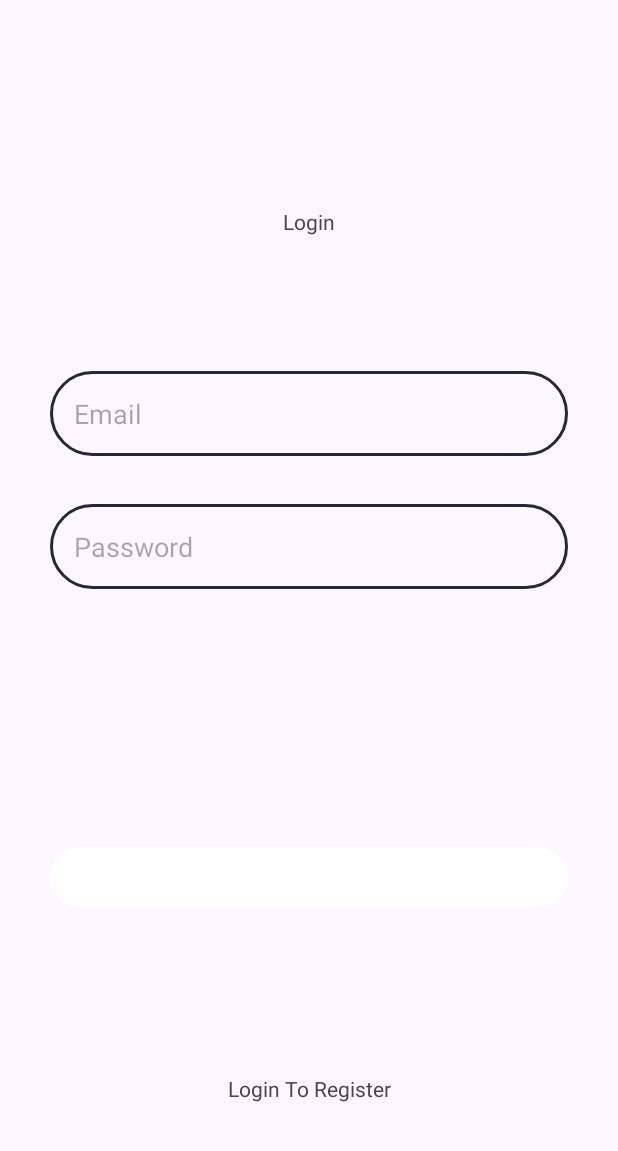
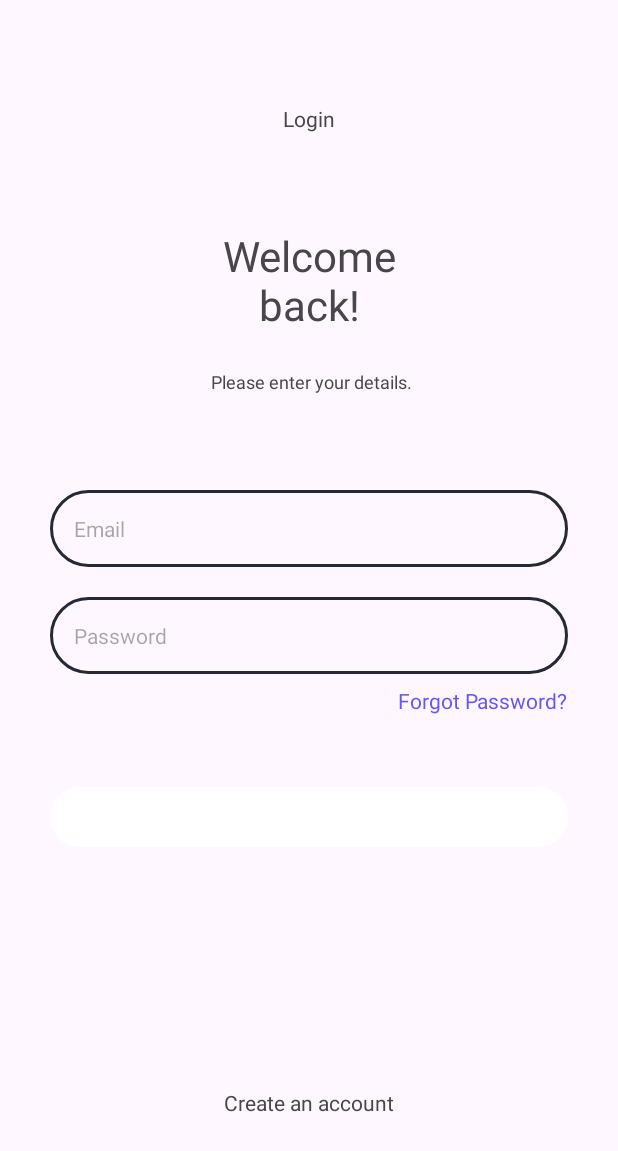
Before and after one commit to umutyener/movieApp, an Android app: the screen it shows after launch (MainActivity), after a tap on "SKIP", on a phone screen of 412 x 824 dp. Shown: the top 1151 px of the screen. Run offline under Robolectric (Android 15) with nearby library versions, the phone set to English and light mode, and no system bars.

Commit message:
The user interface of the Login and Registration screens has been improved. Email and password validation features have been added to the EditText fields.

```diff
--- a/app/src/main/java/com/example/movie/MainActivity.kt
+++ b/app/src/main/java/com/example/movie/MainActivity.kt
@@ -8,6 +8,6 @@ class MainActivity : AppCompatActivity() {
         super.onCreate(savedInstanceState)
         setContentView(R.layout.activity_main)
 
-        supportActionBar?.hide()
+      //  supportActionBar?.hide()
     }
 }
--- /dev/null
+++ b/app/src/main/java/com/example/movie/data/model/movieModel/MovieResponseModel.kt
@@ -0,0 +1,4 @@
+package com.example.movie.data.model.movieModel
+
+class MovieResponseModel {
+}
--- a/app/src/main/res/drawable/custom_edittext.xml
+++ b/app/src/main/res/drawable/custom_edittext.xml
@@ -1,5 +1,5 @@
 <selector xmlns:android="http://schemas.android.com/apk/res/android">
-    <!-- Odaklanmış durum -->
+    <!-- Focused state -->
     <item android:state_focused="true">
         <shape>
             <stroke
@@ -14,7 +14,7 @@
         </shape>
     </item>
 
-    <!-- Diğer durumlar (Odaklanmamış durum) -->
+    <!-- Other states (Unfocused state) -->
     <item>
         <shape>
             <stroke
--- a/app/src/main/res/drawable/selected_page_indicator.xml
+++ b/app/src/main/res/drawable/selected_page_indicator.xml
@@ -1,4 +1,4 @@
 <shape xmlns:android="http://schemas.android.com/apk/res/android">
-    <solid android:color="@color/colorPrimary" /> <!-- Kırmızı dolgu rengi -->
-    <size android:width="16dp" android:height="4dp" /> <!-- Genişlik ve yükseklik -->
+    <solid android:color="@color/colorPrimary" />
+    <size android:width="16dp" android:height="4dp" />
 </shape>
--- a/app/src/main/res/drawable/selector_page_indicator.xml
+++ b/app/src/main/res/drawable/selector_page_indicator.xml
@@ -1,5 +1,5 @@
 <?xml version="1.0" encoding="utf-8"?>
 <selector xmlns:android="http://schemas.android.com/apk/res/android">
-    <item android:state_selected="true" android:drawable="@drawable/selected_page_indicator" /> <!-- Seçilen durum için drawable olarak seçilen_page_indicator çizimi -->
-    <item android:drawable="@drawable/unselected_page_indicator" /> <!-- Seçilmemiş durum için drawable olarak seçilmeyen_page_indicator çizimi -->
+    <item android:state_selected="true" android:drawable="@drawable/selected_page_indicator" />
+    <item android:drawable="@drawable/unselected_page_indicator" />
 </selector>
--- a/app/src/main/res/drawable/unselected_page_indicator.xml
+++ b/app/src/main/res/drawable/unselected_page_indicator.xml
@@ -1,5 +1,5 @@
 <?xml version="1.0" encoding="utf-8"?>
 <shape xmlns:android="http://schemas.android.com/apk/res/android">
-    <solid android:color="#FF645666" /> <!-- Gri dolgu rengi -->
-    <size android:width="16dp" android:height="4dp" /> <!-- Genişlik ve yükseklik -->
+    <solid android:color="#FF645666" />
+    <size android:width="16dp" android:height="4dp" />
 </shape>
--- a/app/src/main/res/layout/fragment_login.xml
+++ b/app/src/main/res/layout/fragment_login.xml
@@ -7,68 +7,117 @@
     tools:context=".ui.auth.LoginFragment">
 
 
+    <com.google.android.material.appbar.MaterialToolbar
+        android:id="@+id/materialToolbarLoginPage"
+        android:layout_width="match_parent"
+        android:layout_height="wrap_content"
+        android:gravity="center"
+        android:minHeight="?attr/actionBarSize"
+        android:textAlignment="center"
+        app:flow_horizontalAlign="center"
+        app:layout_constraintEnd_toEndOf="parent"
+
+        app:layout_constraintStart_toStartOf="parent"
+        app:layout_constraintTop_toTopOf="parent"
+        app:title="Login"
+        app:titleCentered="true"
+        app:titleTextAppearance="@style/Toolbar.TitleText"
+        tools:ignore="MissingConstraints"
+        android:navigationIcon="@drawable/ic_back_arrow" />
+
+
     <TextView
-        android:id="@+id/textViewStaticLogin"
+        android:id="@+id/textViewWelcomeBack"
+        android:layout_width="124dp"
+        android:layout_height="wrap_content"
+        android:layout_marginTop="40dp"
+        android:text="Welcome back!"
+        android:textAlignment="center"
+        android:textSize="28sp"
+        app:layout_constraintEnd_toEndOf="parent"
+        app:layout_constraintHorizontal_bias="0.5"
+        app:layout_constraintStart_toStartOf="parent"
+        app:layout_constraintTop_toBottomOf="@+id/materialToolbarLoginPage" />
+
+    <TextView
+        android:id="@+id/textViewPleaseEnterYourDetails"
         android:layout_width="wrap_content"
         android:layout_height="wrap_content"
-        android:text="Login"
-        app:layout_constraintBottom_toTopOf="@+id/editTextTextEmailAddress"
+        android:layout_marginTop="24dp"
+        android:text=" Please enter your details."
+        android:textSize="12sp"
         app:layout_constraintEnd_toEndOf="parent"
+        app:layout_constraintHorizontal_bias="0.5"
         app:layout_constraintStart_toStartOf="parent"
-        app:layout_constraintTop_toTopOf="parent" />
+        app:layout_constraintTop_toBottomOf="@+id/textViewWelcomeBack" />
+
+    <EditText
+        android:id="@+id/editTextTextPassword"
+        android:layout_width="match_parent"
+        android:layout_height="wrap_content"
+        android:layout_marginStart="32dp"
+        android:layout_marginTop="20dp"
+        android:layout_marginEnd="32dp"
+        android:background="@drawable/custom_edittext"
+        android:ems="10"
+        android:hint="Password"
+        android:inputType="textPassword"
+        android:textSize="14sp"
+        app:layout_constraintEnd_toEndOf="parent"
+        app:layout_constraintHorizontal_bias="0.0"
+        app:layout_constraintStart_toStartOf="parent"
+        app:layout_constraintTop_toBottomOf="@+id/editTextTextEmailAddress" />
 
     <EditText
         android:id="@+id/editTextTextEmailAddress"
         android:layout_width="match_parent"
         android:layout_height="wrap_content"
         android:layout_marginStart="32dp"
-        android:layout_marginTop="200dp"
+        android:layout_marginTop="64dp"
         android:layout_marginEnd="32dp"
         android:background="@drawable/custom_edittext"
         android:ems="10"
         android:hint="Email"
         android:inputType="textEmailAddress"
+        android:textSize="14sp"
         app:layout_constraintEnd_toEndOf="parent"
+        app:layout_constraintHorizontal_bias="0.0"
         app:layout_constraintStart_toStartOf="parent"
-        app:layout_constraintTop_toTopOf="parent" />
+        app:layout_constraintTop_toBottomOf="@+id/textViewPleaseEnterYourDetails" />
 
-    <EditText
-        android:id="@+id/editTextTextPassword"
-        android:layout_width="match_parent"
+    <TextView
+        android:id="@+id/textViewForgotPassword"
+        android:layout_width="wrap_content"
         android:layout_height="wrap_content"
-        android:layout_marginStart="32dp"
-        android:layout_marginTop="32dp"
-        android:layout_marginEnd="32dp"
-        android:background="@drawable/custom_edittext"
-        android:ems="10"
-        android:hint="Password"
-        android:inputType="textPassword"
-        app:layout_constraintEnd_toEndOf="parent"
-        app:layout_constraintHorizontal_bias="0.5"
-        app:layout_constraintStart_toStartOf="parent"
-        app:layout_constraintTop_toBottomOf="@+id/editTextTextEmailAddress" />
+        android:layout_marginTop="8dp"
+        android:text="Forgot Password?"
+        android:textColor="@color/colorPrimary"
+        app:layout_constraintEnd_toEndOf="@+id/editTextTextPassword"
+        app:layout_constraintTop_toBottomOf="@+id/editTextTextPassword" />
 
     <Button
         android:id="@+id/buttonLogin"
         android:layout_width="match_parent"
         android:layout_height="wrap_content"
         android:layout_marginStart="32dp"
+        android:layout_marginTop="44dp"
         android:layout_marginEnd="32dp"
         android:text="Login"
         android:textColorLink="#B62525"
+        app:layout_constraintEnd_toEndOf="parent"
+        app:layout_constraintHorizontal_bias="0.0"
+        app:layout_constraintStart_toStartOf="parent"
+        app:layout_constraintTop_toBottomOf="@+id/textViewForgotPassword" />
+
+    <TextView
+        android:id="@+id/textViewCreateAnAccount"
+        android:layout_width="wrap_content"
+        android:layout_height="wrap_content"
+        android:layout_marginBottom="32dp"
+        android:text="Create an account"
         app:layout_constraintBottom_toBottomOf="parent"
         app:layout_constraintEnd_toEndOf="parent"
         app:layout_constraintHorizontal_bias="0.5"
-        app:layout_constraintStart_toStartOf="parent"
-        app:layout_constraintTop_toBottomOf="@+id/editTextTextPassword" />
+        app:layout_constraintStart_toStartOf="parent" />
 
-    <TextView
-        android:id="@+id/textViewLoginToRegister"
-        android:layout_width="wrap_content"
-        android:layout_height="wrap_content"
-        android:layout_marginBottom="41dp"
-        android:text="Login To Register"
-        app:layout_constraintBottom_toBottomOf="parent"
-        app:layout_constraintEnd_toEndOf="parent"
-        app:layout_constraintStart_toStartOf="parent" />
 </androidx.constraintlayout.widget.ConstraintLayout>
--- a/app/src/main/res/values-night/themes.xml
+++ b/app/src/main/res/values-night/themes.xml
@@ -1,19 +1,21 @@
 <resources xmlns:tools="http://schemas.android.com/tools">
     <!-- Base application theme. -->
     <style name="Base.Theme.Movie" parent="Theme.Material3.DayNight.NoActionBar">
-
         <item name="colorPrimary">@color/colorPrimary</item>
         <item name="colorPrimaryVariant">@color/selected_color</item>
         <item name="colorOnPrimary">@color/white</item>
-        <item name="android:colorButtonNormal">#8BC34A</item>
         <item name="android:windowBackground">@color/windowBackground</item>
         <item name="android:statusBarColor">@color/windowBackground</item>
+        <item name="android:toolbarStyle">@style/CustomToolbarStyle</item>
+    </style>
+
+    <style name="CustomToolbarStyle" parent="Widget.AppCompat.Toolbar">
+        <item name="android:background">@color/colorPrimaryVariant</item>
+    </style>
+
+    <style name="Toolbar.TitleText" parent="TextAppearance.Widget.AppCompat.Toolbar.Title">
+        <item name="android:textSize">16sp</item>
+    </style>
 
 
-
-
-
-
-
-    </style>
 </resources>
--- a/app/src/main/res/values/colors.xml
+++ b/app/src/main/res/values/colors.xml
@@ -7,9 +7,9 @@
     <color name="windowBackground">#1F1D2B</color>
     <color name="colorPrimaryVariant">#F44336</color>
     <color name="colorSecondary">#2196F3</color>
-    <color name="colorOnSurface">#FFFFFF</color>
+    <color name="colorOnSurface">#FFEB3B</color>
     <color name="onBoardingFabButtonColor">#6456FF</color>
     <color name="selected_color">#FF0000</color>
     <color name="unselected_color">#CCCCCC</color>
-
+    <color name="custom_toolbar_color">#AF1919</color>
 </resources>
```
Also changed, not shown: app/src/main/java/com/example/movie/data/model/LoginResponse.kt (deleted, +0 -7 lines), app/src/main/java/com/example/movie/data/model/RegisterResponse.kt (deleted, +0 -7 lines), app/src/main/java/com/example/movie/data/model/authModel/LoginResponseModel.kt (added, +7 -0 lines), app/src/main/java/com/example/movie/data/model/authModel/RegisterResponseModel.kt (added, +7 -0 lines), app/src/main/java/com/example/movie/data/network/AuthApi.kt (+4 -4 lines), app/src/main/java/com/example/movie/ui/auth/LoginFragment.kt (+30 -12 lines), app/src/main/java/com/example/movie/ui/auth/RegisterFragment.kt (+4 -4 lines), app/src/main/java/com/example/movie/ui/onboarding/onboardingScreens/FirstScreenFragment.kt (+2 -14 lines), app/src/main/java/com/example/movie/utils/UtilFunction.kt (added, +27 -0 lines), app/src/main/res/layout/fragment_register.xml (+10 -0 lines), app/src/main/res/values/themes.xml (+1 -7 lines).
